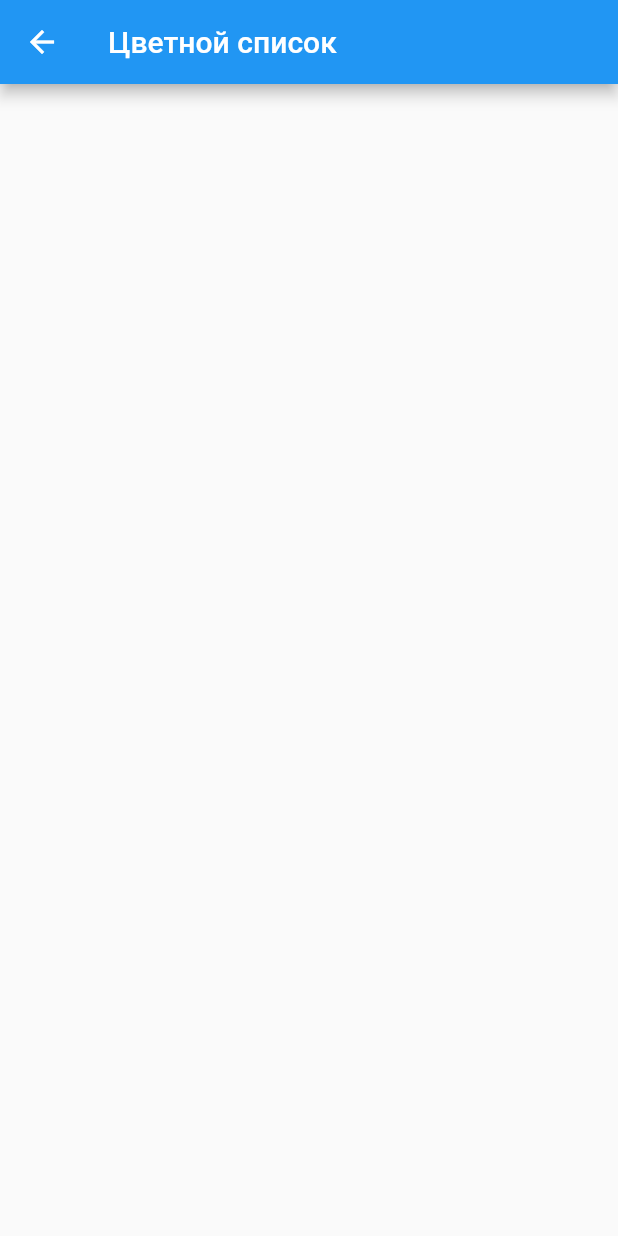
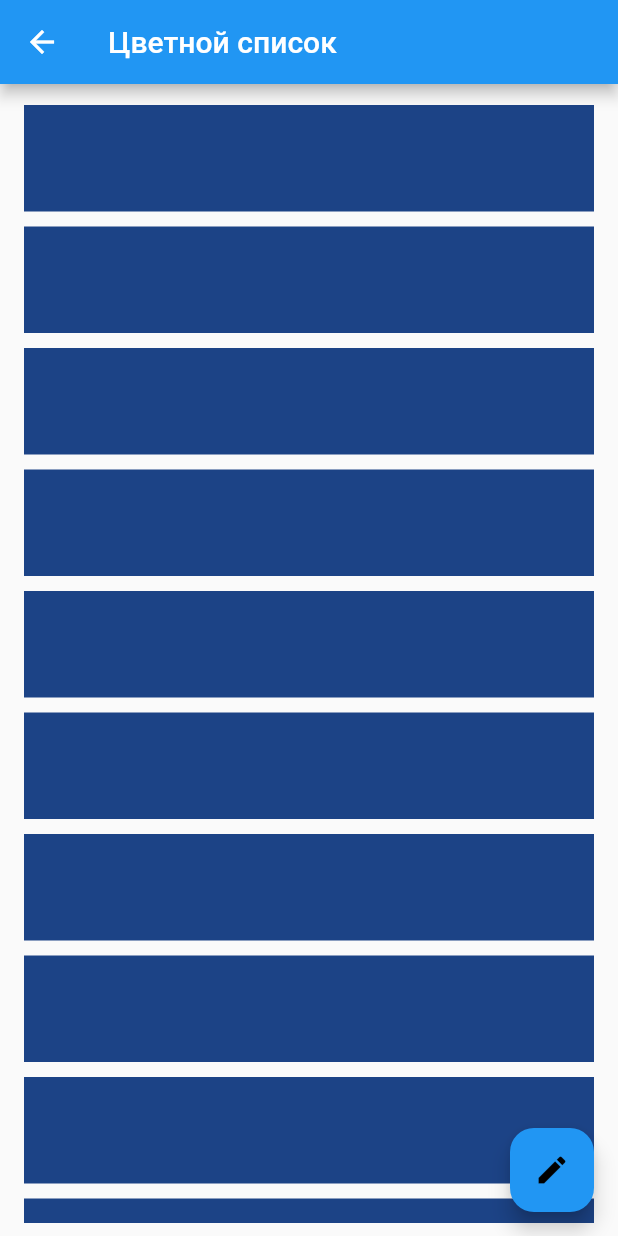
Before and after one commit to TimurKarev/first_bootcamp, a Flutter app: the ColoredListPage screen opened directly, on a phone screen of 412 x 824 dp. Run offline on Flutter 3.47's test engine with Material 2 defaults, Android fonts, the light colour scheme and no system bars.

Commit message:
feat(screens/colored_list): create colored_list_page.dart

```diff
--- a/lib/screens/colored_list/colored_list_page.dart
+++ b/lib/screens/colored_list/colored_list_page.dart
@@ -1,15 +1,47 @@
 import 'package:first_bootcamp/assets/strings/strings_app.dart';
+import 'package:first_bootcamp/screens/colored_list/widgets/list_tile_app.dart';
+import 'package:first_bootcamp/theme/colors_app.dart';
+import 'package:first_bootcamp/utils/utils_app.dart';
 import 'package:flutter/material.dart';
 
-class ColoredListPage extends StatelessWidget {
+class ColoredListPage extends StatefulWidget {
   const ColoredListPage({Key? key}) : super(key: key);
 
+  @override
+  State<ColoredListPage> createState() => _ColoredListPageState();
+}
+
+class _ColoredListPageState extends State<ColoredListPage> {
   @override
   Widget build(BuildContext context) {
     return Scaffold(
       appBar: AppBar(
         title: const Text(StringsApp.mainScreenTaskItemSecondText),
       ),
+      body: Padding(
+        padding: const EdgeInsets.symmetric(
+          horizontal: 16.0,
+          vertical: 9.0,
+        ),
+        child: ListView.builder(
+          itemCount: 1000,
+          itemBuilder: (context, index) => ListTileApp(
+            color: UtilsApp.getRandomColor(),
+          ),
+        ),
+      ),
+      floatingActionButton: FloatingActionButton(
+        onPressed: () {
+          setState(() {});
+        },
+        shape: RoundedRectangleBorder(
+          borderRadius: BorderRadius.circular(16.0),
+        ),
+        child: const Icon(
+          Icons.edit,
+          color: ColorsApp.black,
+        ),
+      ),
     );
   }
 }
--- /dev/null
+++ b/lib/screens/colored_list/widgets/list_tile_app.dart
@@ -0,0 +1,22 @@
+import 'package:flutter/material.dart';
+
+class ListTileApp extends StatelessWidget {
+  const ListTileApp({
+    Key? key,
+    required this.color,
+  }) : super(key: key);
+
+  final Color color;
+
+  @override
+  Widget build(BuildContext context) {
+    return Padding(
+      padding: const EdgeInsets.symmetric(vertical: 5.0),
+      child: Container(
+        height: 71.0,
+        width: double.infinity,
+        color: color,
+      ),
+    );
+  }
+}
```
